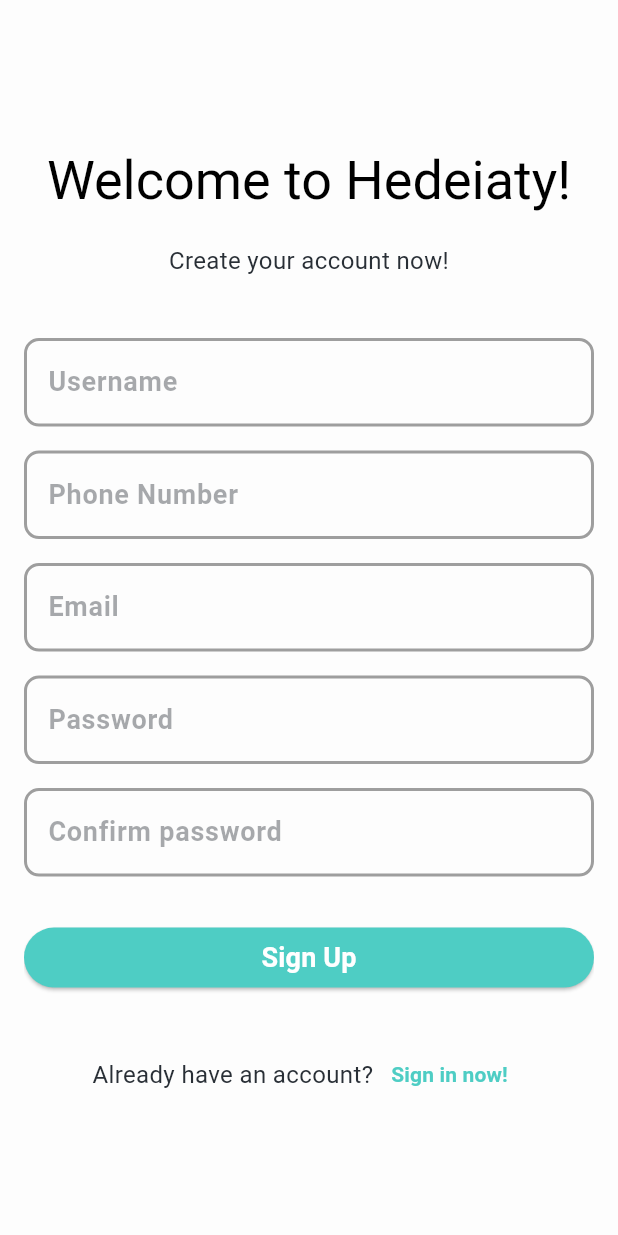
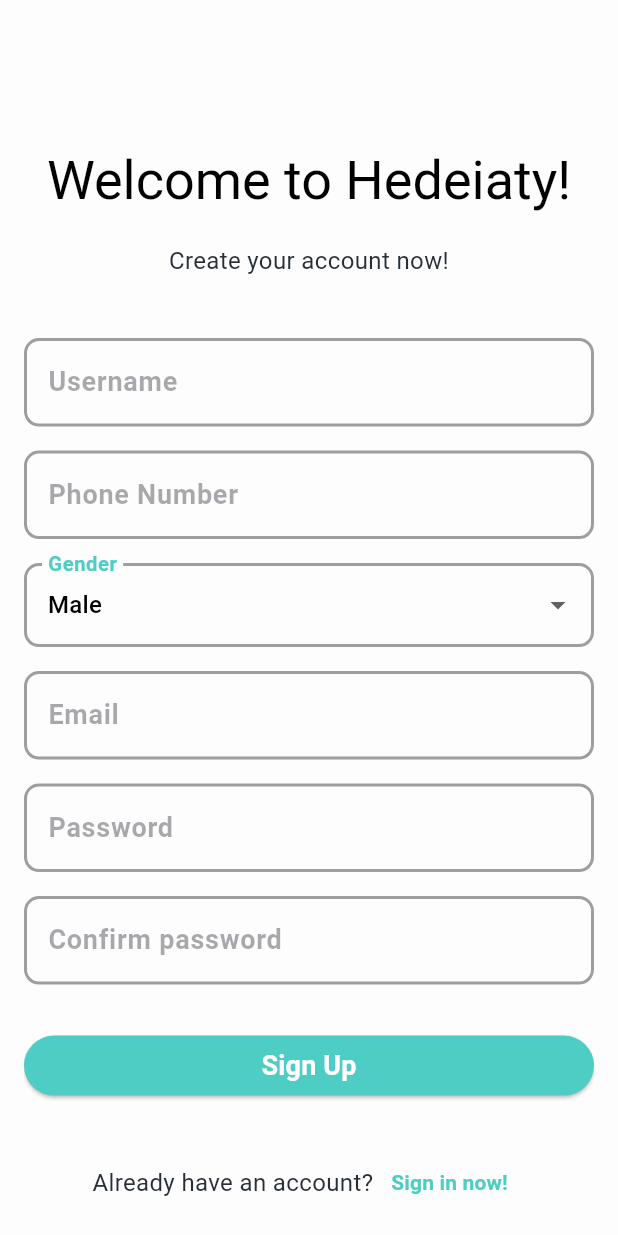
Before and after one commit to YoussefElNagy/Hedieaty, a Flutter app: the SignUpScreen screen opened directly, on a phone screen of 412 x 824 dp. Run offline on Flutter 3.47's test engine with Material 3 defaults, Android fonts, the phone set to English and light mode, and no system bars; our stand-ins replace cloud_firestore, firebase_auth, firebase_core, google_fonts; accounts and stored records are empty; Roboto replaces fonts that are missing (Cairo).

Commit message:
gender based profilepics

```diff
--- a/lib/components/(auth)/AuthenticationVM.dart
+++ b/lib/components/(auth)/AuthenticationVM.dart
@@ -7,10 +7,10 @@ class AuthenticationViewModel {
   final FirebaseAuth auth = FirebaseAuth.instance;
   final FirebaseFirestore store = FirebaseFirestore.instance;
 
-  Future<void> signUp({email, password, username, phone}) async {
+  Future<void> signUp({email, password, username, phone,gender}) async {
     await Auth().signUp(email: email, password: password);
     await UsersService()
-        .saveUserData(username: username, email: email, phone: phone);
+        .saveUserData(username: username, email: email, phone: phone,gender:gender);
   }
 
   Future<User?> signIn({email, password}) async {
--- a/lib/components/(auth)/SignupScreen.dart
+++ b/lib/components/(auth)/SignupScreen.dart
@@ -32,7 +32,7 @@ class _SignUpScreenState extends State<SignUpScreen> {
       final phone = _phoneController.text.trim();
 
 
-      AuthenticationViewModel().signUp(email:email,password:password,username:username,phone:phone);
+      AuthenticationViewModel().signUp(email:email,password:password,username:username,phone:phone,gender:gender);
 
       Navigator.pushReplacement(
         context,
@@ -81,6 +81,7 @@ class _SignUpScreenState extends State<SignUpScreen> {
       });
     }
   }
+  String gender = 'male';
 
   @override
   void dispose() {
@@ -166,6 +167,16 @@ class _SignUpScreenState extends State<SignUpScreen> {
 
                           return null;
                         },
+                      ),
+                      const SizedBox(height: 16),
+                      DropdownButtonFormField<String>(
+                        decoration: InputDecoration(labelText: "Gender"),
+                        value: gender,
+                        items: [
+                          DropdownMenuItem(value: 'male', child: Text("Male")),
+                          DropdownMenuItem(value: 'female', child: Text("Female")),
+                        ],
+                        onChanged: (value) => setState(() => gender = value!),
                       ),
                       const SizedBox(height: 16),
                       TextFormField(
--- a/lib/services/users_service.dart
+++ b/lib/services/users_service.dart
@@ -9,16 +9,18 @@ class UsersService {
   Future<void> saveUserData(
       {required String username,
       required String email,
-      required String phone}) async {
+      required String phone,
+      required String gender}) async {
     User? user = _auth.currentUser;
     if (user != null) {
       String uid = user.uid;
+      String profilePic= gender=="male"?"assets/male.png":"assets/female.jpg";
       _firestore.collection('users').doc(uid).set({
         'id': user.uid,
         'username': username,
         'email': email,
         'phone': phone,
-        'profilePic': "assets/sample.jpg",
+        'profilePic': profilePic,
         'friendIds': [],
         'eventIds': [],
         'giftIds': [],
--- a/pubspec.yaml
+++ b/pubspec.yaml
@@ -77,6 +77,8 @@ flutter:
        - assets/electronics.jpg
        - assets/home.jpg
        - assets/toys.jpg
+       - assets/male.png
+       - assets/female.jpg
 
   # An image asset can refer to one or more resolution-specific "variants", see
   # https://flutter.dev/to/resolution-aware-images
```
Also changed, not shown: assets/female.jpg (added), assets/male.png (added).
